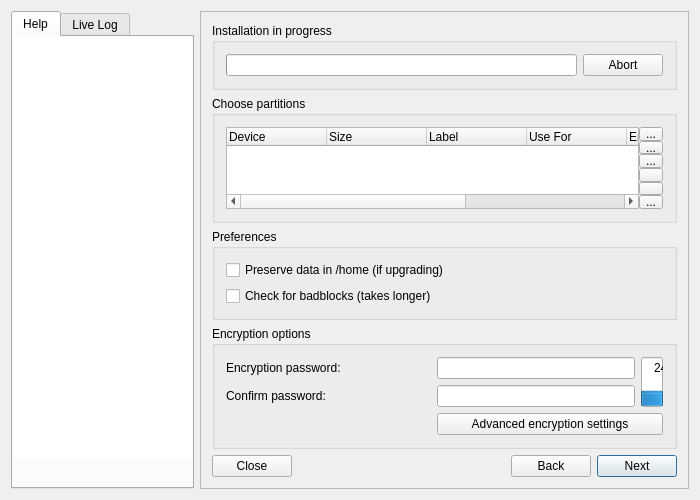
Before: the Qt Designer form meinstall.ui in gazelle-installer/gazelle-installer, drawn with Qt 5.
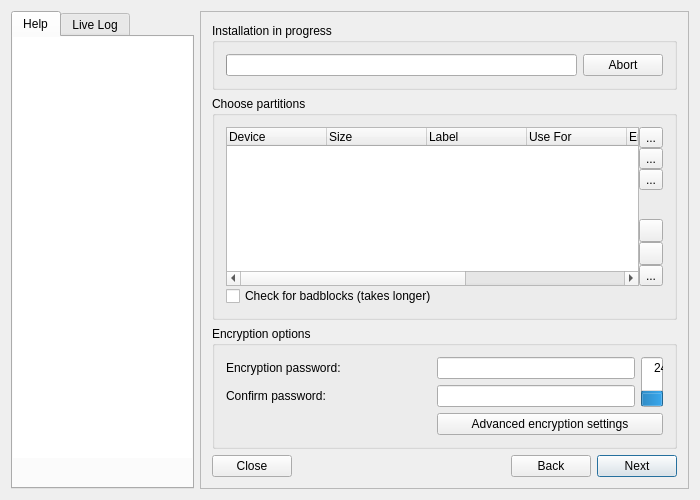
After: the same form once the commit is applied. The open tabs and pages were chosen to show the change. Icons and pictures are not drawn. Custom widgets are drawn as their Qt base class.

Commit message: Migrated partition code to the partition manager. Added options to keep the format of partitions.  - Replaces the preserve /home check box.

What changed in the file:
```diff
--- a/meinstall.ui
+++ b/meinstall.ui
@@ -897,35 +897,7 @@
                </property>
               </widget>
              </item>
-            </layout>
-           </widget>
-          </item>
-          <item row="1" column="0">
-           <widget class="QGroupBox" name="partsPreferencesBox">
-            <property name="sizePolicy">
-             <sizepolicy hsizetype="MinimumExpanding" vsizetype="Minimum">
-              <horstretch>0</horstretch>
-              <verstretch>0</verstretch>
-             </sizepolicy>
-            </property>
-            <property name="title">
-             <string>Preferences</string>
-            </property>
-            <layout class="QGridLayout">
-             <item row="0" column="0" colspan="2">
-              <widget class="QCheckBox" name="saveHomeCheck">
-               <property name="sizePolicy">
-                <sizepolicy hsizetype="MinimumExpanding" vsizetype="Minimum">
-                 <horstretch>0</horstretch>
-                 <verstretch>0</verstretch>
-                </sizepolicy>
-               </property>
-               <property name="text">
-                <string>Preserve data in /home (if upgrading)</string>
-               </property>
-              </widget>
-             </item>
-             <item row="1" column="0" colspan="2">
+             <item row="13" column="0">
               <widget class="QCheckBox" name="badblocksCheck">
                <property name="sizePolicy">
                 <sizepolicy hsizetype="MinimumExpanding" vsizetype="Minimum">
```
Left out of the diff: 241 changed lines with no effect on the pictures. The commit also changes 4 other files.
